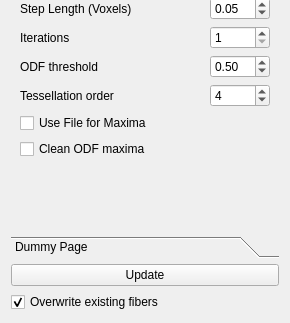
The window that branches/myusufoglu/plugins/stable/HARDIFiberTracking/HARDIFiberTracking.ui (BackupTheBerlios/viste-tool-svn) describes before a commit, drawn with Qt 5; both pictures show x 0 to 290 and y 558 to 881 of the 290 by 881 pixel window.
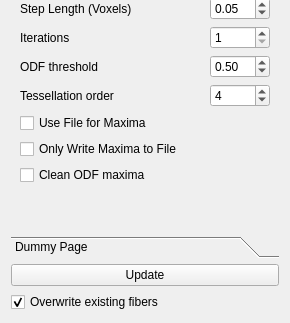
The same window after the commit.

Diff of the .ui file:
```diff
--- a/branches/myusufoglu/plugins/stable/HARDIFiberTracking/HARDIFiberTracking.ui
+++ b/branches/myusufoglu/plugins/stable/HARDIFiberTracking/HARDIFiberTracking.ui
@@ -455,6 +455,13 @@
          </item>
         </layout>
        </item>
+       <item>
+        <widget class="QCheckBox" name="writeMaxToFileCheck">
+         <property name="text">
+          <string>Only Write Maxima to File</string>
+         </property>
+        </widget>
+       </item>
        <item>
         <widget class="QCheckBox" name="cleanBox">
          <property name="text">
```
Left out of the diff: 6 changed lines with no effect on the pictures.
